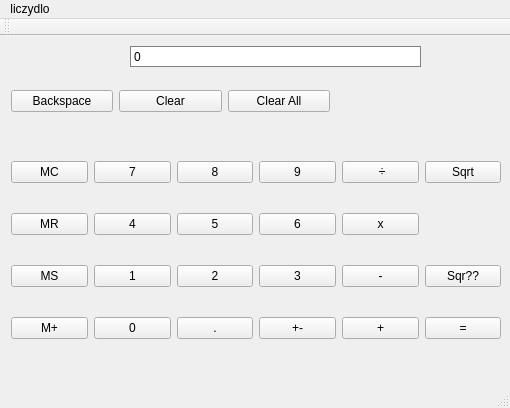
Qt form liczydlo/mainwindow.ui (domi-nika60/Liczydlo-naukowe) before a commit.
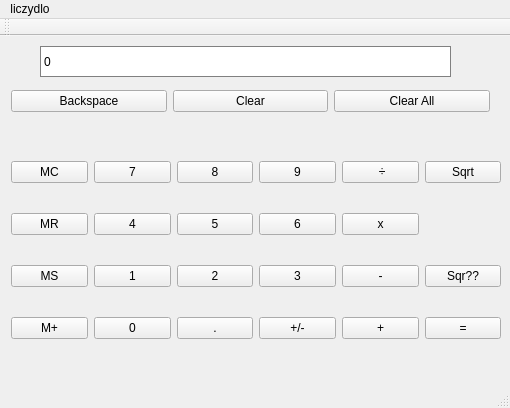
The same form after that commit.

The edit to the form file:
```diff
--- a/liczydlo/mainwindow.ui
+++ b/liczydlo/mainwindow.ui
@@ -72,7 +72,7 @@
      <item row="3" column="3">
       <widget class="QPushButton" name="pushButton_3">
        <property name="text">
-        <string>+-</string>
+        <string>+/-</string>
        </property>
       </widget>
      </item>
@@ -195,7 +195,7 @@
      <rect>
       <x>0</x>
       <y>40</y>
-      <width>341</width>
+      <width>501</width>
       <height>51</height>
      </rect>
     </property>
@@ -226,10 +226,10 @@
    <widget class="QLabel" name="label">
     <property name="geometry">
      <rect>
-      <x>130</x>
+      <x>40</x>
       <y>10</y>
-      <width>291</width>
-      <height>21</height>
+      <width>411</width>
+      <height>31</height>
      </rect>
     </property>
     <property name="styleSheet">
```
Left out of the diff: 2 changed lines with no effect on the pictures.
